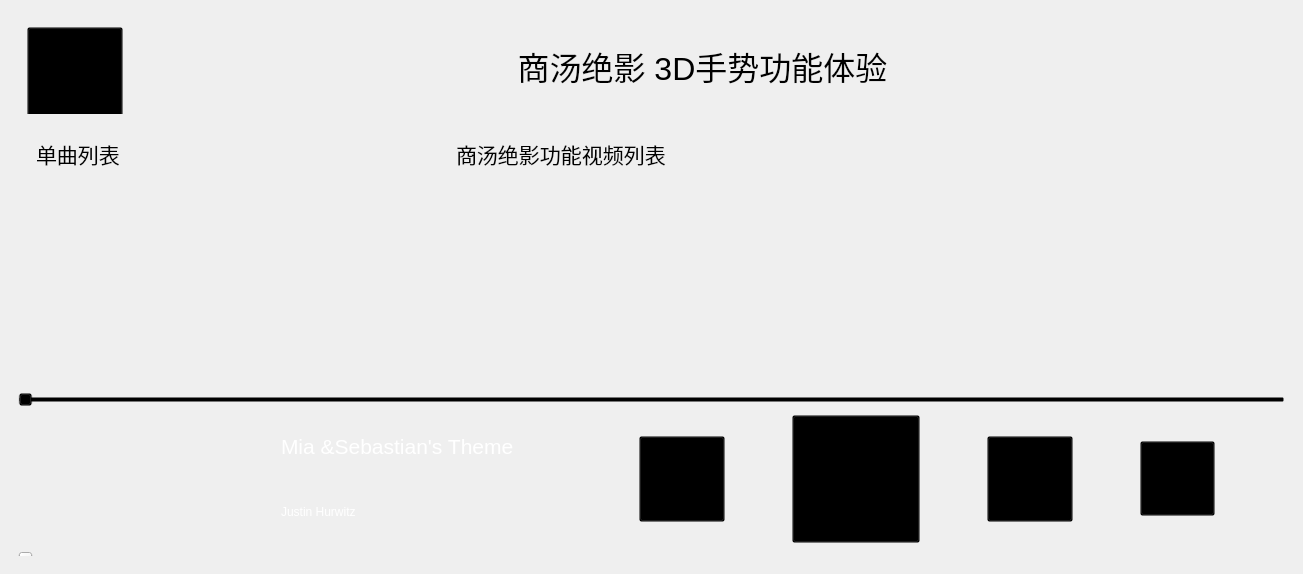
Old version of the form mainwindow.ui in the repository HongchangNJ/hand-qt.
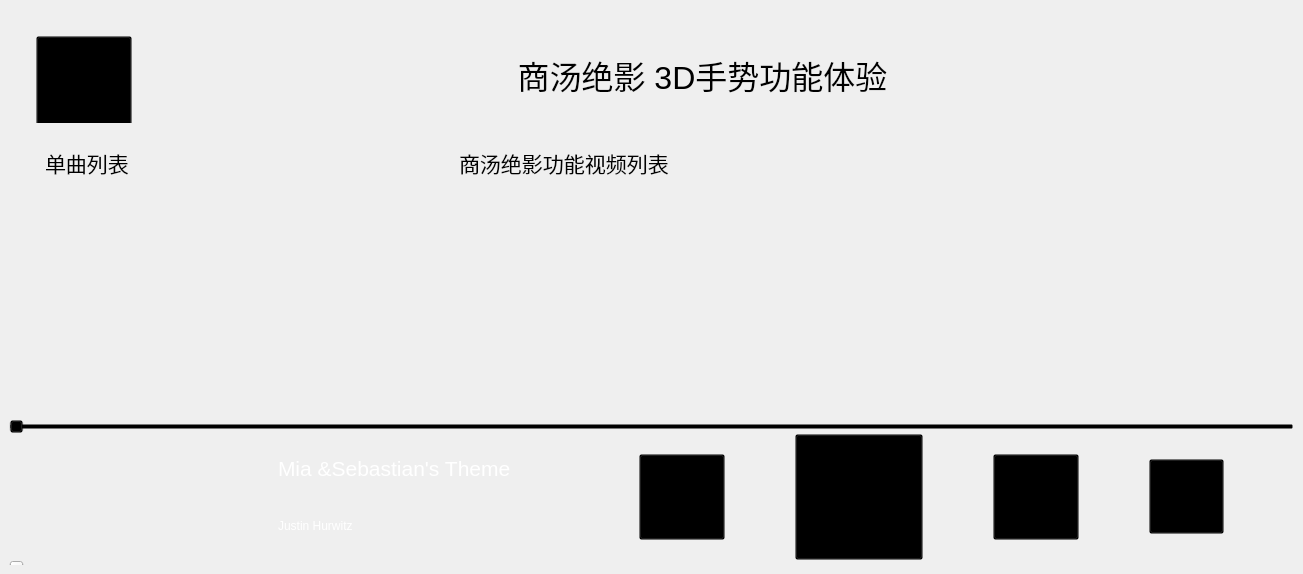
New version of the form. The open tabs and pages were chosen to show the change. Icons and pictures are not drawn. Custom widgets are drawn as their Qt base class.

Commit message: 调整布局

```diff
--- a/mainwindow.ui
+++ b/mainwindow.ui
@@ -23,8 +23,8 @@
       <property name="currentIndex">
        <number>0</number>
       </property>
-      <widget class="QWidget" name="page_2">
-       <layout class="QVBoxLayout" name="verticalLayout_2">
+      <widget class="QWidget" name="page_7">
+       <layout class="QVBoxLayout" name="verticalLayout_4">
         <item>
          <widget class="QPushButton" name="video_back">
           <property name="minimumSize">
@@ -65,8 +65,11 @@
         </item>
        </layout>
       </widget>
-      <widget class="QWidget" name="root_widget">
-       <layout class="QVBoxLayout" name="verticalLayout_3">
+      <widget class="QWidget" name="root_widget_3">
+       <layout class="QHBoxLayout" name="horizontalLayout_2">
+        <item>
+         <widget class="QWidget" name="widget" native="true">
+          <layout class="QVBoxLayout" name="verticalLayout_12">
         <item>
          <widget class="QWidget" name="widget_2" native="true">
           <property name="maximumSize">
@@ -141,7 +144,7 @@
               <string notr="true">background:transparent;
 background-image: url(:/resource/Rectangle 34624647.png);</string>
              </property>
-             <layout class="QVBoxLayout" name="verticalLayout_4">
+                <layout class="QVBoxLayout" name="verticalLayout_5">
               <item>
                <widget class="QLabel" name="label_music_title">
                 <property name="font">
@@ -187,12 +190,12 @@
             </widget>
            </item>
            <item>
-            <widget class="QWidget" name="widget_6" native="true">
+               <widget class="QWidget" name="widget_12" native="true">
              <property name="styleSheet">
               <string notr="true">background:transparent;
 background-image: url(:/resource/Rectangle 34624646.png);</string>
              </property>
-             <layout class="QVBoxLayout" name="verticalLayout_5">
+                <layout class="QVBoxLayout" name="verticalLayout_13">
               <item>
                <widget class="QLabel" name="label_video_title">
                 <property name="font">
@@ -240,15 +243,22 @@
           </layout>
          </widget>
         </item>
+          </layout>
+         </widget>
+        </item>
+       </layout>
+      </widget>
+     </widget>
+    </item>
         <item>
-         <widget class="QWidget" name="widget_4" native="true">
+     <widget class="QWidget" name="widget_6" native="true">
           <property name="maximumSize">
            <size>
             <width>16777215</width>
             <height>208</height>
            </size>
           </property>
-          <layout class="QVBoxLayout" name="verticalLayout_6">
+      <layout class="QVBoxLayout" name="verticalLayout_10">
            <property name="spacing">
             <number>0</number>
            </property>
@@ -281,7 +291,7 @@
               <string notr="true">background:transparent;
 background-image: url(:/resource/Rectangle 34624644.png);</string>
              </property>
-             <layout class="QHBoxLayout" name="horizontalLayout_2">
+         <layout class="QHBoxLayout" name="horizontalLayout_4">
               <property name="spacing">
                <number>0</number>
               </property>
@@ -318,7 +328,7 @@
                </widget>
               </item>
               <item>
-               <widget class="QWidget" name="widget_7" native="true">
+           <widget class="QWidget" name="widget_10" native="true">
                 <property name="maximumSize">
                  <size>
                   <width>300</width>
@@ -468,10 +478,6 @@
             </widget>
            </item>
           </layout>
-         </widget>
-        </item>
-       </layout>
-      </widget>
      </widget>
     </item>
    </layout>
```
Left out of the diff: 8 changed lines with no effect on the pictures. Lines whose indentation alone changed are shown as unchanged. The commit also changes 4 other files.
